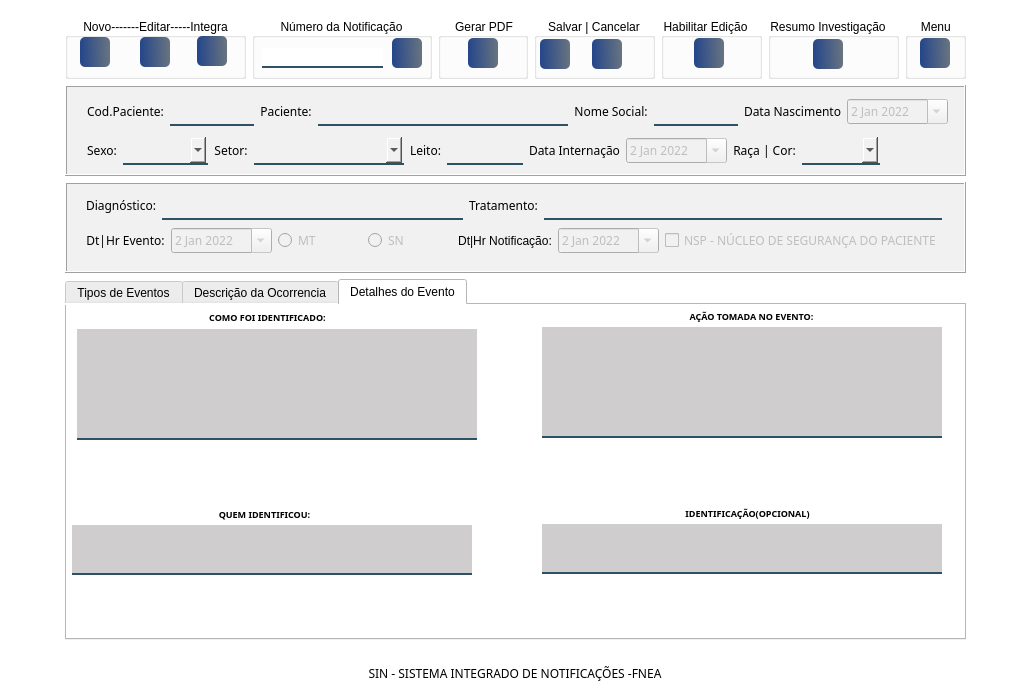
First picture: the form in ui/principal.ui, repository MarcioFSA/SIN, before the edit.
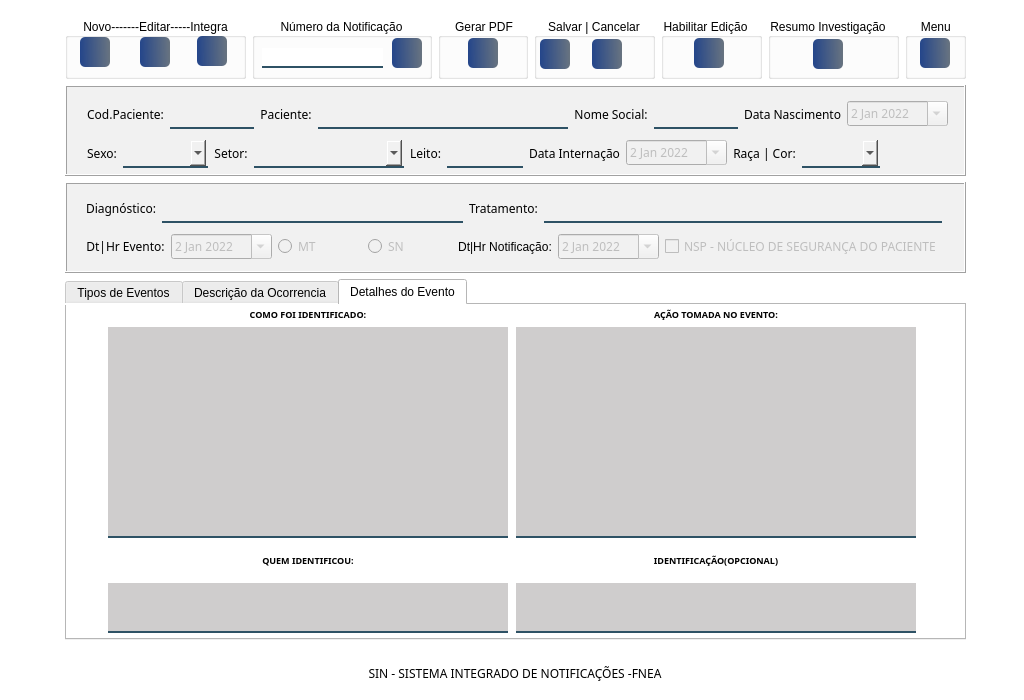
Second picture: the form after the edit. The open tabs and pages were chosen to show the change. Icons and pictures are not drawn.

Commit message: Ajustes de tela

```diff
--- a/ui/principal.ui
+++ b/ui/principal.ui
@@ -2541,7 +2541,7 @@
                     <x>22</x>
                     <y>49</y>
                     <width>793</width>
-                    <height>33</height>
+                    <height>38</height>
                    </rect>
                   </property>
                   <layout class="QHBoxLayout" name="horizontalLayout_4">
@@ -2847,7 +2847,7 @@
                     <x>22</x>
                     <y>9</y>
                     <width>861</width>
-                    <height>35</height>
+                    <height>40</height>
                    </rect>
                   </property>
                   <layout class="QHBoxLayout" name="horizontalLayout_22">
@@ -3084,7 +3084,7 @@
                     <x>21</x>
                     <y>6</y>
                     <width>856</width>
-                    <height>67</height>
+                    <height>77</height>
                    </rect>
                   </property>
                   <layout class="QVBoxLayout" name="verticalLayout_20">
@@ -4078,103 +4078,22 @@
                 <attribute name="title">
                  <string>Detalhes do Evento</string>
                 </attribute>
-                <widget class="QTextEdit" name="txt_acao">
-                 <property name="enabled">
-                  <bool>false</bool>
-                 </property>
+                <widget class="QWidget" name="">
                  <property name="geometry">
                   <rect>
-                   <x>475</x>
-                   <y>22</y>
-                   <width>400</width>
-                   <height>111</height>
-                  </rect>
-                 </property>
-                 <property name="minimumSize">
-                  <size>
-                   <width>230</width>
-                   <height>71</height>
-                  </size>
-                 </property>
-                 <property name="font">
-                  <font>
-                   <family>Reem Kufi</family>
-                  </font>
-                 </property>
-                 <property name="styleSheet">
-                  <string notr="true">background-color: rgba(10,0,0,50);
-border:2px solid rgba(0,0,0,0);
-border-bottom-color:rgba(46,82,101,255);
-color:rgb(0,0,0);
-padding-bottom:7px</string>
-                 </property>
-                </widget>
-                <widget class="QTextEdit" name="txt_como">
-                 <property name="enabled">
-                  <bool>false</bool>
-                 </property>
-                 <property name="geometry">
-                  <rect>
-                   <x>10</x>
-                   <y>24</y>
-                   <width>400</width>
-                   <height>111</height>
-                  </rect>
-                 </property>
-                 <property name="minimumSize">
-                  <size>
-                   <width>230</width>
-                   <height>71</height>
-                  </size>
-                 </property>
-                 <property name="font">
-                  <font>
-                   <family>Reem Kufi</family>
-                  </font>
-                 </property>
-                 <property name="styleSheet">
-                  <string notr="true">background-color: rgba(10,0,0,50);
-border:2px solid rgba(0,0,0,0);
-border-bottom-color:rgba(46,82,101,255);
-color:rgb(0,0,0);
-padding-bottom:7px</string>
-                 </property>
-                </widget>
-                <widget class="QLabel" name="label_78">
-                 <property name="geometry">
-                  <rect>
-                   <x>594</x>
+                   <x>39</x>
                    <y>3</y>
-                   <width>181</width>
-                   <height>16</height>
+                   <width>814</width>
+                   <height>325</height>
                   </rect>
                  </property>
-                 <property name="font">
-                  <font>
-                   <family>Reem Kufi</family>
-                   <pointsize>7</pointsize>
-                   <bold>true</bold>
-                  </font>
-                 </property>
-                 <property name="styleSheet">
-                  <string notr="true">color: rgb(0, 0, 0);</string>
-                 </property>
-                 <property name="text">
-                  <string>AÇÃO TOMADA NO EVENTO:</string>
-                 </property>
-                 <property name="alignment">
-                  <set>Qt::AlignCenter</set>
-                 </property>
-                </widget>
+                 <layout class="QVBoxLayout" name="verticalLayout_24">
+                  <item>
+                   <layout class="QHBoxLayout" name="horizontalLayout_20">
+                    <item>
+                     <layout class="QVBoxLayout" name="verticalLayout_22">
+                      <item>
                 <widget class="QLabel" name="label_77">
-                 <property name="geometry">
-                  <rect>
-                   <x>125</x>
-                   <y>4</y>
-                   <width>151</width>
-                   <height>16</height>
-                  </rect>
-                 </property>
                  <property name="font">
                   <font>
                    <family>Reem Kufi</family>
@@ -4192,15 +4111,103 @@
                   <set>Qt::AlignCenter</set>
                  </property>
                 </widget>
+                      </item>
+                      <item>
+                       <widget class="QTextEdit" name="txt_como">
+                        <property name="enabled">
+                         <bool>false</bool>
+                        </property>
+                        <property name="minimumSize">
+                         <size>
+                          <width>400</width>
+                          <height>211</height>
+                         </size>
+                        </property>
+                        <property name="maximumSize">
+                         <size>
+                          <width>400</width>
+                          <height>211</height>
+                         </size>
+                        </property>
+                        <property name="font">
+                         <font>
+                          <family>Reem Kufi</family>
+                         </font>
+                        </property>
+                        <property name="styleSheet">
+                         <string notr="true">background-color: rgba(10,0,0,50);
+border:2px solid rgba(0,0,0,0);
+border-bottom-color:rgba(46,82,101,255);
+color:rgb(0,0,0);
+padding-bottom:7px</string>
+                        </property>
+                       </widget>
+                      </item>
+                     </layout>
+                    </item>
+                    <item>
+                     <layout class="QVBoxLayout" name="verticalLayout_23">
+                      <item>
+                       <widget class="QLabel" name="label_78">
+                        <property name="font">
+                         <font>
+                          <family>Reem Kufi</family>
+                          <pointsize>7</pointsize>
+                          <bold>true</bold>
+                         </font>
+                        </property>
+                        <property name="styleSheet">
+                         <string notr="true">color: rgb(0, 0, 0);</string>
+                        </property>
+                        <property name="text">
+                         <string>AÇÃO TOMADA NO EVENTO:</string>
+                        </property>
+                        <property name="alignment">
+                         <set>Qt::AlignCenter</set>
+                        </property>
+                       </widget>
+                      </item>
+                      <item>
+                       <widget class="QTextEdit" name="txt_acao">
+                        <property name="enabled">
+                         <bool>false</bool>
+                        </property>
+                        <property name="minimumSize">
+                         <size>
+                          <width>400</width>
+                          <height>211</height>
+                         </size>
+                        </property>
+                        <property name="maximumSize">
+                         <size>
+                          <width>400</width>
+                          <height>211</height>
+                         </size>
+                        </property>
+                        <property name="font">
+                         <font>
+                          <family>Reem Kufi</family>
+                         </font>
+                        </property>
+                        <property name="styleSheet">
+                         <string notr="true">background-color: rgba(10,0,0,50);
+border:2px solid rgba(0,0,0,0);
+border-bottom-color:rgba(46,82,101,255);
+color:rgb(0,0,0);
+padding-bottom:7px</string>
+                        </property>
+                       </widget>
+                      </item>
+                     </layout>
+                    </item>
+                   </layout>
+                  </item>
+                  <item>
+                   <layout class="QHBoxLayout" name="horizontalLayout_18">
+                    <item>
+                     <layout class="QVBoxLayout" name="verticalLayout_18">
+                      <item>
                 <widget class="QLabel" name="label_79">
-                 <property name="geometry">
-                  <rect>
-                   <x>107</x>
-                   <y>201</y>
-                   <width>181</width>
-                   <height>16</height>
-                  </rect>
-                 </property>
                  <property name="font">
                   <font>
                    <family>Reem Kufi</family>
@@ -4218,53 +4225,22 @@
                   <set>Qt::AlignCenter</set>
                  </property>
                 </widget>
+                      </item>
+                      <item>
                 <widget class="QTextEdit" name="txt_quem">
                  <property name="enabled">
                   <bool>false</bool>
                  </property>
-                 <property name="geometry">
-                  <rect>
-                   <x>5</x>
-                   <y>220</y>
-                   <width>400</width>
-                   <height>50</height>
-                  </rect>
-                 </property>
                  <property name="minimumSize">
                   <size>
-                   <width>230</width>
+                          <width>400</width>
                    <height>50</height>
                   </size>
                  </property>
-                 <property name="font">
-                  <font>
-                   <family>Reem Kufi</family>
-                  </font>
-                 </property>
-                 <property name="styleSheet">
-                  <string notr="true">background-color: rgba(10,0,0,50);
-border:2px solid rgba(0,0,0,0);
-border-bottom-color:rgba(46,82,101,255);
-color:rgb(0,0,0);
-padding-bottom:7px</string>
-                 </property>
-                </widget>
-                <widget class="QTextEdit" name="txt_identificacao">
-                 <property name="enabled">
-                  <bool>false</bool>
-                 </property>
-                 <property name="geometry">
-                  <rect>
-                   <x>475</x>
-                   <y>219</y>
+                        <property name="maximumSize">
+                         <size>
                    <width>400</width>
                    <height>50</height>
-                  </rect>
-                 </property>
-                 <property name="minimumSize">
-                  <size>
-                   <width>230</width>
-                   <height>50</height>
                   </size>
                  </property>
                  <property name="font">
@@ -4280,15 +4256,13 @@
 padding-bottom:7px</string>
                  </property>
                 </widget>
+                      </item>
+                     </layout>
+                    </item>
+                    <item>
+                     <layout class="QVBoxLayout" name="verticalLayout_21">
+                      <item>
                 <widget class="QLabel" name="label_80">
-                 <property name="geometry">
-                  <rect>
-                   <x>590</x>
-                   <y>200</y>
-                   <width>181</width>
-                   <height>16</height>
-                  </rect>
-                 </property>
                  <property name="font">
                   <font>
                    <family>Reem Kufi</family>
@@ -4306,6 +4280,44 @@
                   <set>Qt::AlignCenter</set>
                  </property>
                 </widget>
+                      </item>
+                      <item>
+                       <widget class="QTextEdit" name="txt_identificacao">
+                        <property name="enabled">
+                         <bool>false</bool>
+                        </property>
+                        <property name="minimumSize">
+                         <size>
+                          <width>400</width>
+                          <height>50</height>
+                         </size>
+                        </property>
+                        <property name="maximumSize">
+                         <size>
+                          <width>400</width>
+                          <height>50</height>
+                         </size>
+                        </property>
+                        <property name="font">
+                         <font>
+                          <family>Reem Kufi</family>
+                         </font>
+                        </property>
+                        <property name="styleSheet">
+                         <string notr="true">background-color: rgba(10,0,0,50);
+border:2px solid rgba(0,0,0,0);
+border-bottom-color:rgba(46,82,101,255);
+color:rgb(0,0,0);
+padding-bottom:7px</string>
+                        </property>
+                       </widget>
+                      </item>
+                     </layout>
+                    </item>
+                   </layout>
+                  </item>
+                 </layout>
+                </widget>
                </widget>
               </widget>
              </item>
```
Left out of the diff: 514 changed lines with no effect on the pictures. Lines whose indentation alone changed are shown as unchanged. The commit also changes 3 other files.
